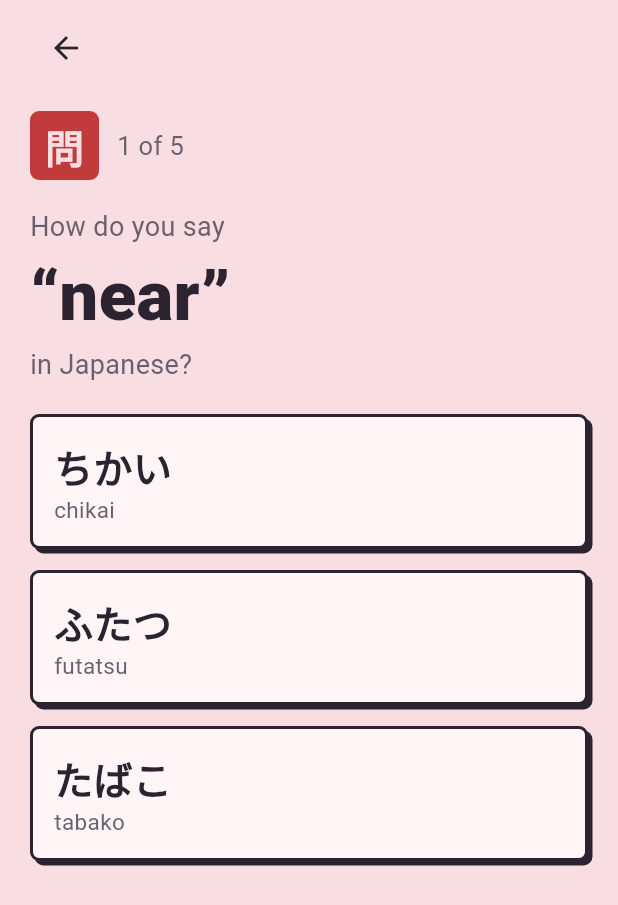
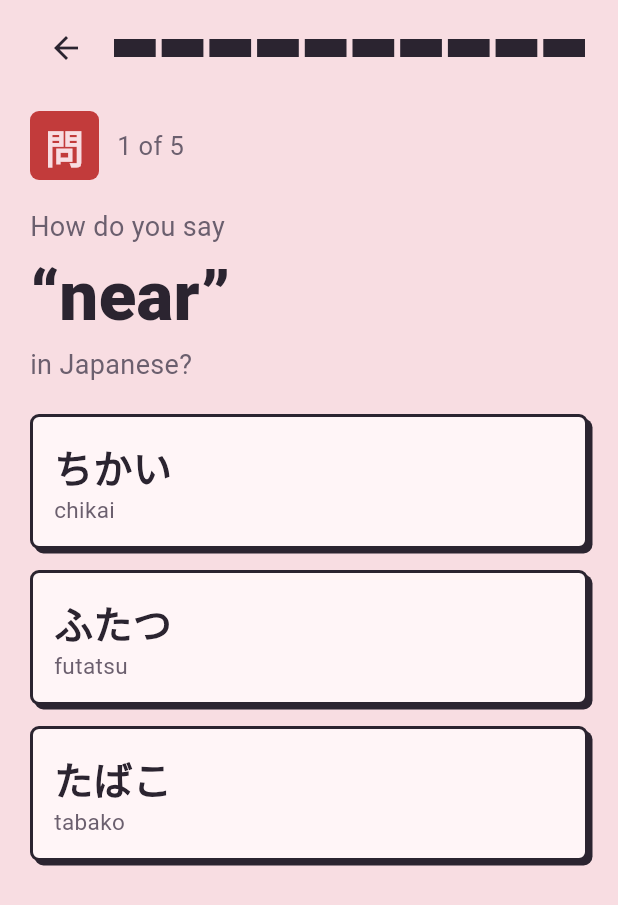
Before and after one commit to Tosin2510/anikui, a Flutter app: the screen it shows after launch, after a tap on an icon or button, on a phone screen of 412 x 824 dp. Shown: the top 905 px of the screen. Run offline on Flutter 3.47's test engine with Material 3 defaults, Android fonts, the phone set to English and light mode, and no system bars; our stand-ins replace google_fonts.

Commit message:
Update quiz screen to add timer

```diff
--- a/lib/quiz_page.dart
+++ b/lib/quiz_page.dart
@@ -16,6 +16,9 @@ class _QuizPageState extends State<QuizPage> {
   int currentQuestion = 0;
   int totalQuestions = 5;
 
+  double totalSeconds = 60;
+  double timeLeft = 60;
+
   List<Word> optionList = [];
   int indexOfCorrectWord = 0;
   int? indexOfPickedAnswer;
@@ -24,7 +27,7 @@ class _QuizPageState extends State<QuizPage> {
   List<Word> questions = [];
 
   Timer? timer;
-  List<Widget> blocks = [];
+  List<Widget> space = [];
 
     @override
     void initState() {
@@ -39,6 +42,7 @@ class _QuizPageState extends State<QuizPage> {
       questions.addAll(wordsWithoutPictures.take(totalQuestions - questions.length));
       questions.shuffle();
       setUpQuestion();
+      startTimer();
     }
 
     @override
@@ -72,6 +76,18 @@ class _QuizPageState extends State<QuizPage> {
       hasAnsweredThatQuestion = false;
     }
 
+    void startTimer() {
+      timer = Timer.periodic(Duration(milliseconds: 100), (time) {
+        setState(() {
+            timeLeft = timeLeft - 0.1;
+          if (timeLeft <= 0) {
+            timeLeft = 0;
+            time.cancel();
+          }
+        });
+      });
+    }
+
     void pickAnswerToQuestion(int val) {
       if (hasAnsweredThatQuestion) return;
       setState(() {
@@ -92,6 +108,25 @@ class _QuizPageState extends State<QuizPage> {
     Word word = questions[currentQuestion];
 
     String message = '';
+    space = [];
+    int spaceFilled = (timeLeft / (totalSeconds / 10)).ceil();
+
+    for (int val = 0; val < 10; val++) {
+      bool isFilled = val < spaceFilled;
+      space.add(
+        Expanded(
+          child: Container(
+            height: 12,
+            margin: EdgeInsets.symmetric(horizontal: 2),
+            decoration: BoxDecoration(
+              color: isFilled ? (spaceFilled <= 2 ? Color(0xFFC23B3B) : Color(0xFF2B2430)) : Colors.transparent,
+              border: Border.all(color: Color(0xFF2B2430), width: 1.5),
+            ),
+          ),
+        ),
+      );
+    }
+
     if (hasAnsweredThatQuestion) {
       if (indexOfPickedAnswer == indexOfCorrectWord) {
         message = 'Correct!';
@@ -118,7 +153,7 @@ class _QuizPageState extends State<QuizPage> {
                       icon: Icon(Icons.arrow_back, color: Color(0xFF2B2430)),
                     ),
                     SizedBox(width: 6),
-                    Expanded(child: Row(children: blocks)),
+                    Expanded(child: Row(children: space)),
                   ],
                 ),
 
```
